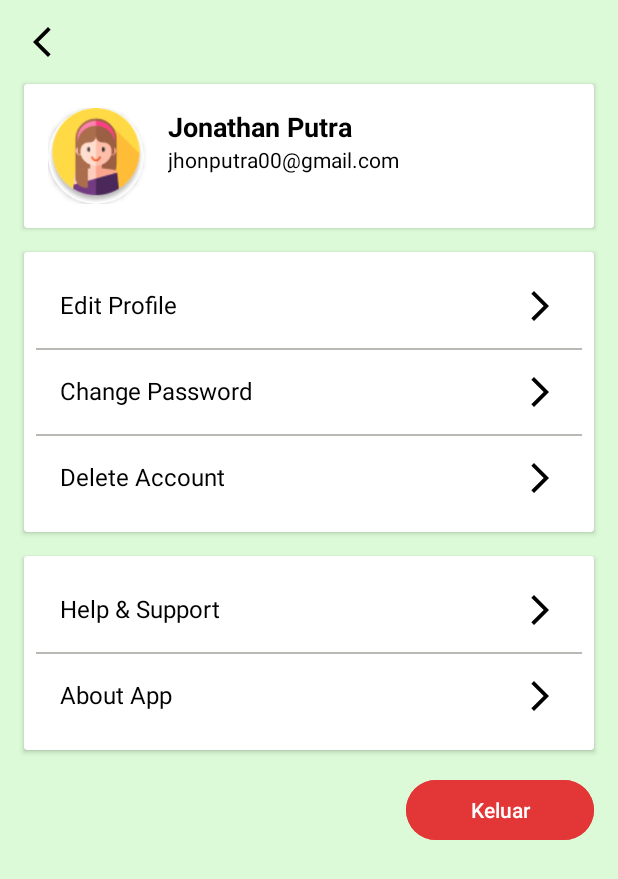
After one commit to NutriRate-Bangkit/NutriRate-MobileDevelopment, an Android app: the ProfileActivity screen opened directly, with no data from a screen before it, on a phone screen of 412 x 824 dp. The commit adds this screen. Shown: the top 879 px of the screen. Run offline under Robolectric (Android 15) with nearby library versions, the phone set to English and light mode, and no system bars.

Commit message:
add ProfileActivity

```diff
--- a/app/src/main/AndroidManifest.xml
+++ b/app/src/main/AndroidManifest.xml
@@ -16,6 +16,9 @@
         android:supportsRtl="true"
         android:theme="@style/Theme.NutriRateApp"
         tools:targetApi="31">
+        <activity
+            android:name=".view.profile.ProfileActivity"
+            android:exported="false" />
         <activity
             android:name=".view.grading.GradingActivity"
             android:exported="false" />
--- a/app/src/main/java/com/example/nutrirateapp/view/main/ui/home/HomeFragment.kt
+++ b/app/src/main/java/com/example/nutrirateapp/view/main/ui/home/HomeFragment.kt
@@ -1,5 +1,6 @@
 package com.example.nutrirateapp.view.main.ui.home
 
+import android.content.Intent
 import android.os.Bundle
 import android.view.LayoutInflater
 import android.view.View
@@ -7,6 +8,7 @@ import android.view.ViewGroup
 import androidx.fragment.app.Fragment
 import com.example.nutrirateapp.R
 import com.example.nutrirateapp.databinding.FragmentHomeBinding
+import com.example.nutrirateapp.view.profile.ProfileActivity
 
 class HomeFragment : Fragment() {
 
@@ -28,6 +30,16 @@ class HomeFragment : Fragment() {
         return binding.root
     }
 
+    override fun onViewCreated(view: View, savedInstanceState: Bundle?) {
+        super.onViewCreated(view, savedInstanceState)
+
+        // Klik pada img_profile untuk pindah ke ProfileActivity
+        binding.cdvPhoto.setOnClickListener {
+            val intent = Intent(requireContext(), ProfileActivity::class.java)
+            startActivity(intent)
+        }
+    }
+
     override fun onDestroyView() {
         super.onDestroyView()
         _binding = null
--- /dev/null
+++ b/app/src/main/java/com/example/nutrirateapp/view/profile/ProfileActivity.kt
@@ -0,0 +1,22 @@
+package com.example.nutrirateapp.view.profile
+
+import android.os.Bundle
+import android.widget.ImageView
+import androidx.activity.enableEdgeToEdge
+import androidx.appcompat.app.AppCompatActivity
+import androidx.core.view.ViewCompat
+import androidx.core.view.WindowInsetsCompat
+import com.example.nutrirateapp.R
+
+class ProfileActivity : AppCompatActivity() {
+
+    override fun onCreate(savedInstanceState: Bundle?) {
+        super.onCreate(savedInstanceState)
+        setContentView(R.layout.activity_profile)
+
+        val backButton = findViewById<ImageView>(R.id.btn_back)
+        backButton.setOnClickListener {
+            finish()
+        }
+    }
+}
--- /dev/null
+++ b/app/src/main/res/drawable/ic_arrow.xml
@@ -0,0 +1,5 @@
+<vector xmlns:android="http://schemas.android.com/apk/res/android" android:autoMirrored="true" android:height="24dp" android:tint="#000000" android:viewportHeight="24" android:viewportWidth="24" android:width="24dp">
+
+    <path android:fillColor="@android:color/white" android:pathData="M6.23,20.23l1.77,1.77l10,-10l-10,-10l-1.77,1.77l8.23,8.23z"/>
+
+</vector>
--- /dev/null
+++ b/app/src/main/res/drawable/ic_back.xml
@@ -0,0 +1,5 @@
+<vector xmlns:android="http://schemas.android.com/apk/res/android" android:height="24dp" android:tint="#000000" android:viewportHeight="24" android:viewportWidth="24" android:width="24dp">
+
+    <path android:fillColor="@android:color/white" android:pathData="M17.77,3.77l-1.77,-1.77l-10,10l10,10l1.77,-1.77l-8.23,-8.23z"/>
+
+</vector>
--- a/app/src/main/res/layout/activity_main.xml
+++ b/app/src/main/res/layout/activity_main.xml
@@ -5,8 +5,7 @@
     xmlns:tools="http://schemas.android.com/tools"
     android:id="@+id/container"
     android:layout_width="match_parent"
-    android:layout_height="match_parent"
-    android:paddingTop="?attr/actionBarSize">
+    android:layout_height="match_parent">
 
     <com.google.android.material.bottomnavigation.BottomNavigationView
         android:id="@+id/nav_view"
--- /dev/null
+++ b/app/src/main/res/layout/activity_profile.xml
@@ -0,0 +1,206 @@
+<?xml version="1.0" encoding="utf-8"?>
+<androidx.constraintlayout.widget.ConstraintLayout
+    xmlns:android="http://schemas.android.com/apk/res/android"
+    xmlns:app="http://schemas.android.com/apk/res-auto"
+    android:layout_width="match_parent"
+    android:layout_height="match_parent"
+    android:background="@color/_bg__signup_page_ek2_color">
+
+    <!-- Back Button -->
+    <ImageView
+        android:id="@+id/btn_back"
+        android:layout_width="24dp"
+        android:layout_height="24dp"
+        android:src="@drawable/ic_back"
+        android:contentDescription="@string/back_button"
+        app:layout_constraintTop_toTopOf="parent"
+        app:layout_constraintStart_toStartOf="parent"
+        android:layout_margin="16dp" />
+
+    <!-- Profile Section -->
+    <androidx.cardview.widget.CardView
+        android:id="@+id/profile_section"
+        android:layout_width="0dp"
+        android:layout_height="wrap_content"
+        android:backgroundTint="@color/white"
+        app:layout_constraintTop_toBottomOf="@id/btn_back"
+        app:layout_constraintStart_toStartOf="parent"
+        app:layout_constraintEnd_toEndOf="parent"
+        android:layout_margin="16dp">
+
+        <LinearLayout
+            android:layout_width="match_parent"
+            android:layout_height="wrap_content"
+            android:orientation="horizontal"
+            android:padding="16dp">
+
+            <!-- Profile Picture -->
+            <androidx.cardview.widget.CardView
+                android:id="@+id/cdv_photo"
+                android:layout_width="64dp"
+                android:layout_height="64dp"
+                android:layout_marginEnd="16dp"
+                app:cardCornerRadius="50dp"
+                app:cardElevation="2dp">
+
+                <ImageView
+                    android:id="@+id/img_profile"
+                    android:layout_width="match_parent"
+                    android:layout_height="match_parent"
+                    android:contentDescription="@string/profile_image"
+                    android:src="@drawable/img_photo" />
+
+            </androidx.cardview.widget.CardView>
+
+
+            <!-- Profile Info -->
+            <LinearLayout
+                android:layout_width="wrap_content"
+                android:layout_height="wrap_content"
+                android:orientation="vertical"
+                android:gravity="center_vertical">
+
+                <TextView
+                    android:id="@+id/tv_name"
+                    android:layout_width="wrap_content"
+                    android:layout_height="wrap_content"
+                    android:text="Jonathan Putra"
+                    android:textSize="18sp"
+                    android:textStyle="bold"
+                    android:textColor="@color/black" />
+
+                <TextView
+                    android:id="@+id/tv_email"
+                    android:layout_width="wrap_content"
+                    android:layout_height="wrap_content"
+                    android:text="jhonputra00@gmail.com"
+                    android:textSize="14sp"
+                    android:textColor="@color/black" />
+            </LinearLayout>
+        </LinearLayout>
+    </androidx.cardview.widget.CardView>
+
+    <!-- Options Section -->
+    <androidx.cardview.widget.CardView
+        android:id="@+id/options_section"
+        android:layout_width="0dp"
+        android:layout_height="wrap_content"
+        android:backgroundTint="@color/white"
+        app:layout_constraintTop_toBottomOf="@id/profile_section"
+        app:layout_constraintStart_toStartOf="parent"
+        app:layout_constraintEnd_toEndOf="parent"
+        android:layout_margin="16dp">
+
+        <LinearLayout
+            android:layout_width="match_parent"
+            android:layout_height="wrap_content"
+            android:orientation="vertical"
+            android:padding="8dp">
+
+            <TextView
+                android:id="@+id/tv_edit_profile"
+                android:layout_width="match_parent"
+                android:layout_height="wrap_content"
+                android:padding="16dp"
+                android:text="Edit Profile"
+                android:textSize="16sp"
+                android:textColor="@color/black"
+                android:drawableEnd="@drawable/ic_arrow"
+                android:drawablePadding="8dp" />
+
+            <View
+                android:layout_width="match_parent"
+                android:layout_height="1dp"
+                android:background="@color/abu" />
+
+            <TextView
+                android:id="@+id/tv_change_password"
+                android:layout_width="match_parent"
+                android:layout_height="wrap_content"
+                android:padding="16dp"
+                android:text="Change Password"
+                android:textSize="16sp"
+                android:textColor="@color/black"
+                android:drawableEnd="@drawable/ic_arrow"
+                android:drawablePadding="8dp" />
+
+            <View
+                android:layout_width="match_parent"
+                android:layout_height="1dp"
+                android:background="@color/abu" />
+
+            <TextView
+                android:id="@+id/tv_delete_account"
+                android:layout_width="match_parent"
+                android:layout_height="wrap_content"
+                android:padding="16dp"
+                android:text="Delete Account"
+                android:textSize="16sp"
+                android:textColor="@color/black"
+                android:drawableEnd="@drawable/ic_arrow"
+                android:drawablePadding="8dp" />
+        </LinearLayout>
+    </androidx.cardview.widget.CardView>
+
+    <!-- More Section -->
+    <androidx.cardview.widget.CardView
+        android:id="@+id/more_section"
+        android:layout_width="0dp"
+        android:layout_height="wrap_content"
+        android:backgroundTint="@color/white"
+        app:layout_constraintTop_toBottomOf="@id/options_section"
+        app:layout_constraintStart_toStartOf="parent"
+        app:layout_constraintEnd_toEndOf="parent"
+        android:layout_margin="16dp">
+
+        <LinearLayout
+            android:layout_width="match_parent"
+            android:layout_height="wrap_content"
+            android:orientation="vertical"
+            android:padding="8dp">
+
+            <TextView
+                android:id="@+id/tv_help_support"
+                android:layout_width="match_parent"
+                android:layout_height="wrap_content"
+                android:padding="16dp"
+                android:text="@string/help_support"
+                android:textSize="16sp"
+                android:textColor="@color/black"
+                android:drawableEnd="@drawable/ic_arrow"
+                android:drawablePadding="8dp" />
+
+            <View
+                android:layout_width="match_parent"
+                android:layout_height="1dp"
+                android:background="@color/abu" />
+
+            <TextView
+                android:id="@+id/tv_about_app"
+                android:layout_width="match_parent"
+                android:layout_height="wrap_content"
+                android:padding="16dp"
+                android:text="About App"
+                android:textSize="16sp"
+                android:textColor="@color/black"
+                android:drawableEnd="@drawable/ic_arrow"
+                android:drawablePadding="8dp" />
+        </LinearLayout>
+    </androidx.cardview.widget.CardView>
+
+    <!-- Logout Button -->
+    <Button
+        android:id="@+id/btn_logout"
+        android:layout_width="125dp"
+        android:layout_height="wrap_content"
+        android:layout_margin="16dp"
+        android:layout_marginTop="20dp"
+        android:backgroundTint="@color/red"
+        android:text="Keluar"
+        android:textColor="@android:color/white"
+        app:layout_constraintEnd_toEndOf="parent"
+        app:layout_constraintHorizontal_bias="1.0"
+        app:layout_constraintStart_toStartOf="parent"
+        app:layout_constraintTop_toBottomOf="@id/more_section" />
+
+</androidx.constraintlayout.widget.ConstraintLayout>
--- a/app/src/main/res/layout/fragment_history.xml
+++ b/app/src/main/res/layout/fragment_history.xml
@@ -14,6 +14,7 @@
         android:layout_height="wrap_content"
         android:paddingStart="16dp"
         android:paddingEnd="16dp"
+        android:paddingTop="16dp"
         app:layout_constraintStart_toStartOf="parent"
         app:layout_constraintTop_toTopOf="parent"
         app:layout_constraintEnd_toEndOf="parent">
--- a/app/src/main/res/layout/fragment_home.xml
+++ b/app/src/main/res/layout/fragment_home.xml
@@ -6,7 +6,80 @@
     android:id="@+id/background"
     android:layout_width="match_parent"
     android:layout_height="match_parent"
+    android:fitsSystemWindows="false"
     tools:context=".view.main.ui.home.HomeFragment">
+
+
+    <!-- Header Layout -->
+    <androidx.constraintlayout.widget.ConstraintLayout
+        android:id="@+id/header_layout"
+        android:layout_width="0dp"
+        android:layout_height="60dp"
+        android:paddingStart="16dp"
+        android:paddingEnd="16dp"
+        android:background="@color/_bg__signup_page_ek2_color"
+        app:layout_constraintStart_toStartOf="parent"
+        app:layout_constraintTop_toTopOf="parent"
+        app:layout_constraintEnd_toEndOf="parent">
+
+        <!-- App Name -->
+        <TextView
+            android:id="@+id/tv_appname"
+            android:layout_width="wrap_content"
+            android:layout_height="wrap_content"
+            android:layout_margin="10dp"
+            android:text="@string/nutrirate"
+            android:textStyle="bold"
+            android:textSize="20sp"
+            app:layout_constraintTop_toTopOf="parent"
+            app:layout_constraintBottom_toBottomOf="parent"
+            app:layout_constraintStart_toStartOf="parent" />
+
+        <!-- Profile Section -->
+        <LinearLayout
+            android:id="@+id/profile_section"
+            android:layout_width="wrap_content"
+            android:layout_height="wrap_content"
+            android:layout_marginEnd="16dp"
+            android:gravity="center_vertical"
+            android:orientation="horizontal"
+            app:layout_constraintBottom_toBottomOf="parent"
+            app:layout_constraintEnd_toEndOf="parent"
+            app:layout_constraintHorizontal_bias="1.0"
+            app:layout_constraintStart_toEndOf="@id/tv_appname"
+            app:layout_constraintTop_toTopOf="parent">
+
+            <TextView
+                android:id="@+id/tx_profile"
+                android:layout_width="wrap_content"
+                android:layout_height="wrap_content"
+                android:layout_marginEnd="8dp"
+                android:gravity="center_vertical"
+                android:text="Hi! Guest"
+                android:textSize="16sp"
+                android:textStyle="bold" />
+
+            <androidx.cardview.widget.CardView
+                android:id="@+id/cdv_photo"
+                android:layout_width="36dp"
+                android:layout_height="36dp"
+                android:layout_marginEnd="0dp"
+                app:cardCornerRadius="50dp"
+                app:cardElevation="2dp">
+
+                <ImageView
+                    android:id="@+id/img_profile"
+                    android:layout_width="36dp"
+                    android:layout_height="36dp"
+                    android:contentDescription="@string/profile_image"
+                    android:src="@drawable/img_photo" />
+
+            </androidx.cardview.widget.CardView>
+
+        </LinearLayout>
+
+
+    </androidx.constraintlayout.widget.ConstraintLayout>
 
     <!-- Hello Text -->
     <TextView
@@ -20,7 +93,7 @@
         android:text="@string/hello"
         android:textColor="@color/black"
         android:textSize="14sp"
-        app:layout_constraintTop_toTopOf="parent"
+        app:layout_constraintTop_toBottomOf="@id/header_layout"
         app:layout_constraintStart_toStartOf="parent"
         app:layout_constraintEnd_toEndOf="parent"
         tools:alpha="100" />
--- a/app/src/main/res/values-night/strings.xml
+++ b/app/src/main/res/values-night/strings.xml
@@ -5,4 +5,6 @@
     <string name="the_name_of_the_product">The Name of the Product</string>
     <string name="grade_desc">Lorem ipsum Lorem ipsum Lorem ipsum Lorem ipsum Lorem ipsum Lorem ipsum Lorem ipsum Lorem ipsum Lorem ipsum Lorem ipsum Lorem ipsum Lorem ipsum Lorem ipsum Lorem ipsum Lorem ipsum Lorem ipsum Lorem ipsum</string>
     <string name="product_image">product image\n</string>
+    <string name="profile_image">image profile</string>
+    <string name="back_button">back button\n</string>
 </resources>
--- a/app/src/main/res/values/colors.xml
+++ b/app/src/main/res/values/colors.xml
@@ -6,6 +6,7 @@
     <color name="green_onboarding">#DCFAD7</color>
     <color name="abu">#B9B9B4</color>
     <color name="transparent">#00000000</color>
+    <color name="red">#E33636</color>
 
 
     <color name="_bg__signup_page_ek2_color">#DCFAD7</color>
--- a/app/src/main/res/values/strings.xml
+++ b/app/src/main/res/values/strings.xml
@@ -67,5 +67,8 @@
     <string name="the_name_of_the_product">The Name of the Product</string>
     <string name="grade_desc">Lorem ipsum Lorem ipsum Lorem ipsum Lorem ipsum Lorem ipsum Lorem ipsum Lorem ipsum Lorem ipsum Lorem ipsum Lorem ipsum Lorem ipsum Lorem ipsum Lorem ipsum Lorem ipsum Lorem ipsum Lorem ipsum Lorem ipsum</string>
     <string name="product_image">product image\n</string>
+    <string name="profile_image">image profile</string>
+    <string name="back_button">back button\n</string>
+    <string name="help_support"><![CDATA[Help & Support]]></string>
 
 </resources>
```
Also changed, not shown: app/src/main/res/drawable/img_photo.png (added).
